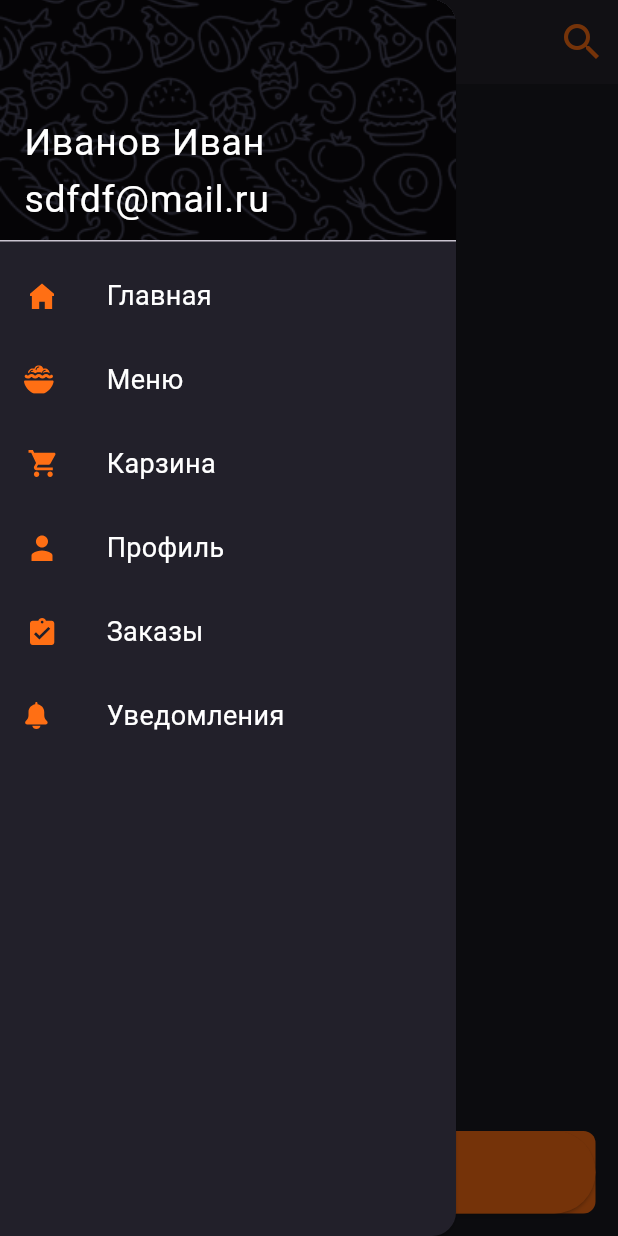
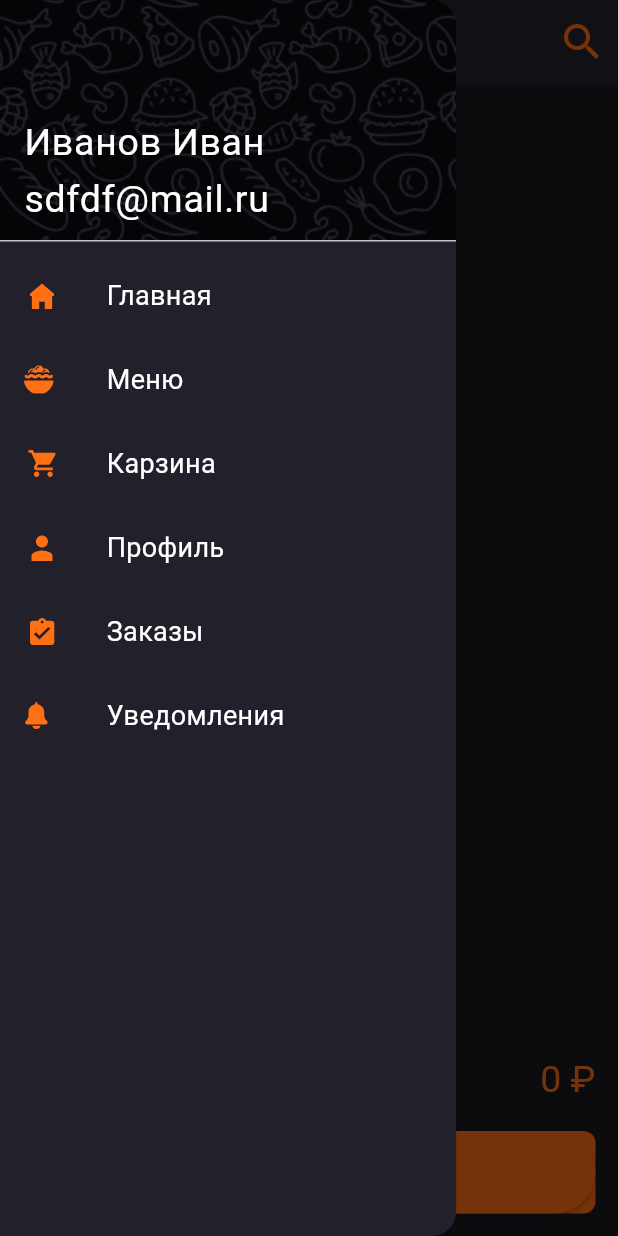
Before and after one commit to Michail-63/dilevery_sefe, a Flutter app: the CartPage screen opened directly, with the side drawer open, on a phone screen of 412 x 824 dp. Run offline on Flutter 3.47's test engine with Material 3 defaults, Android fonts, the phone set to English and light mode, and no system bars; our stand-ins replace bloc, equatable, flutter_bloc, flutter_svg, hive_flutter; missing offline and left inert: dart:ffi; accounts and stored records are empty.

Commit message:
cart narmal

```diff
--- a/lib/pages/cart/widget_cart/body_cart_page.dart
+++ b/lib/pages/cart/widget_cart/body_cart_page.dart
@@ -14,35 +14,15 @@ class BodyCartPage extends StatelessWidget {
   Widget build(BuildContext context) {
     return BlocBuilder<CartBloc, CartState>(
       builder: (context, state) {
-        final theme = Theme.of(context).textTheme;
         final int dishCount = state.dishesToCArt.length;
         return dishCount < 4
-            ? Stack(
+            ? Column(
+                mainAxisAlignment: MainAxisAlignment.spaceBetween,
                 children: [
                   ListDishToCart(
                     dishesToCArt: state.dishesToCArt,
                   ),
-                  Positioned(
-                      bottom: 0,
-                      child: Container(
-                        padding: EdgeInsets.all(15),
-                        child: Row(
-                          mainAxisSize: MainAxisSize.min,
-                          mainAxisAlignment: MainAxisAlignment.spaceBetween,
-                          children: [
-                            Text("Итого", style: theme.bodyLarge),
-                            // Spacer(),
-                            // SizedBox(height: 50,width: 200,),
-                            Text("${state.totalPrice} \u20BD",
-                                style: theme.titleLarge)
-                          ],
-                        ),
-                      )
-
-                      // TotalPrice(
-                      //   totalPrice: state.totalPrice,
-                      // ),
-                      )
+                  TotalPrice(totalPrice: state.totalPrice)
                 ],
               )
             : ListDishToCartCustom(
--- a/lib/pages/cart/widget_cart/list_dish_to_cart.dart
+++ b/lib/pages/cart/widget_cart/list_dish_to_cart.dart
@@ -13,19 +13,11 @@ class ListDishToCart extends StatelessWidget {
 
   @override
   Widget build(BuildContext context) {
-    return ListView(
-      children: [
-        Column(
+    return Column(
       children: List.generate(dishesToCArt.length, (index) {
         return Column(
           children: [
-                InkWell(
-                    onLongPress: () {
-                      // context.read<DishBloc>().add(
-                      //     DeleteReviewDishEvent(
-                      //         dishId: listDish[index].dishId));
-                    },
-                    child: BodyDishToCart(dish: dishesToCArt[index])),
+            BodyDishToCart(dish: dishesToCArt[index]),
             if (index < dishesToCArt.length - 1)
               Divider(
                 height: 15,
@@ -35,8 +27,6 @@ class ListDishToCart extends StatelessWidget {
           ],
         );
       }),
-        ),
-      ],
     );
   }
 }
--- a/lib/pages/cart/widget_cart/total_price.dart
+++ b/lib/pages/cart/widget_cart/total_price.dart
@@ -17,7 +17,6 @@ class TotalPrice extends StatelessWidget {
         mainAxisAlignment: MainAxisAlignment.spaceBetween,
         children: [
           Text("Итого", style: theme.bodyLarge),
-          // SizedBox(height: 50,width: 200,),
           Text("$totalPrice \u20BD", style: theme.titleLarge),
         ],
       ),
```
Lines whose indentation alone changed are shown as unchanged.
